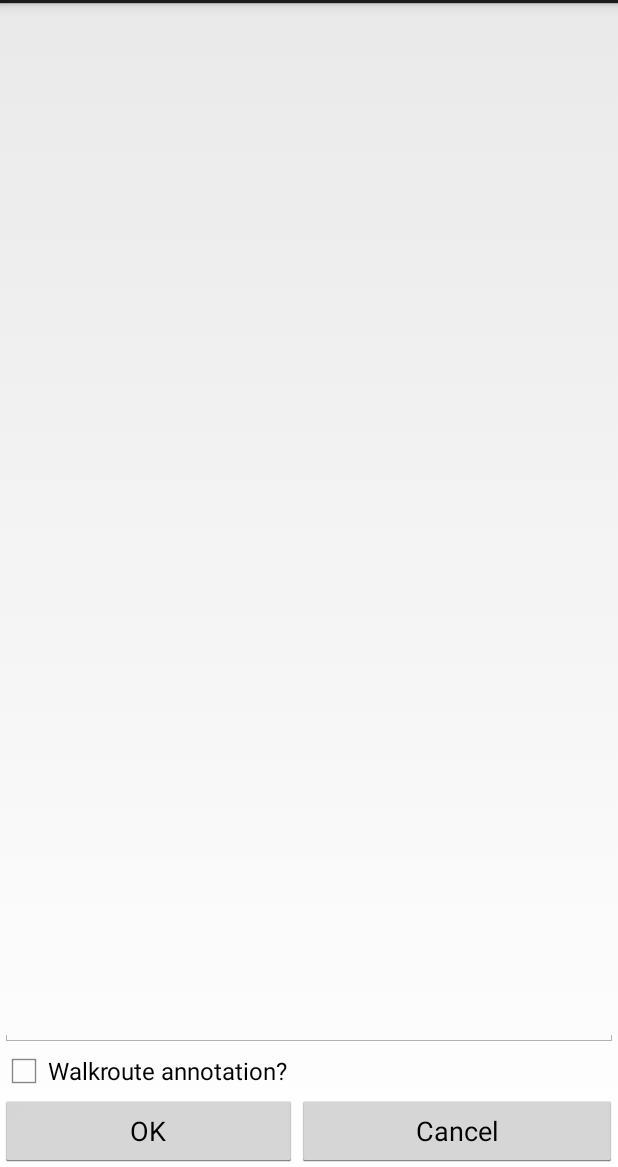
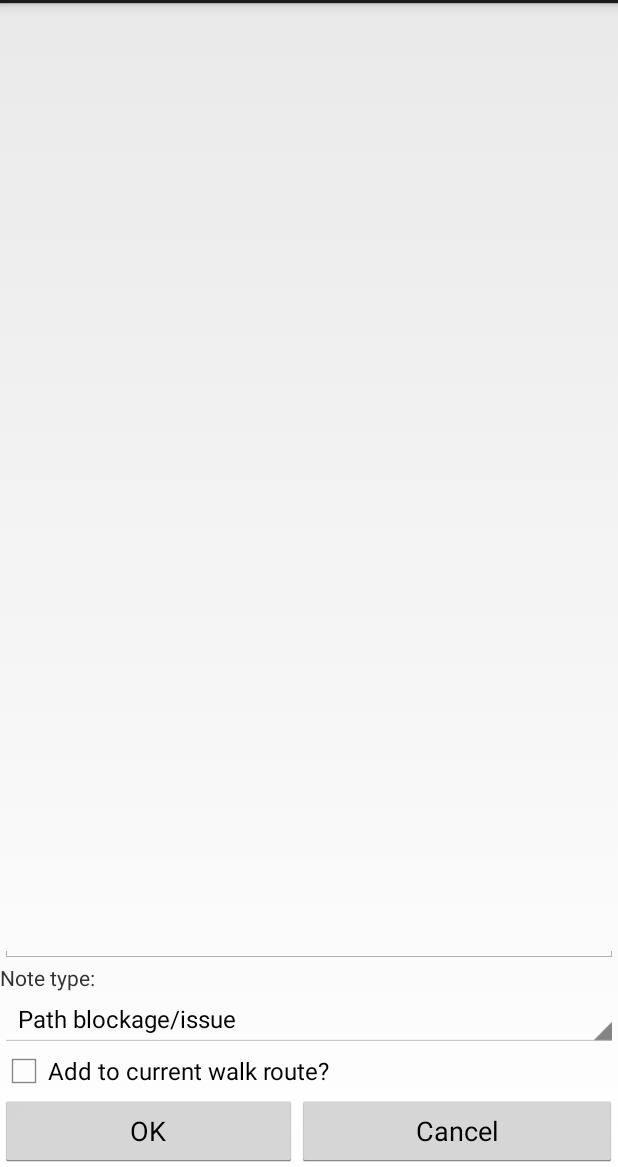
Before and after one commit to hXtreme/opentrail, an Android app: the layout inputannotation.xml on its own in the app's theme, with its tools: preview values and no code run, on a phone screen of 412 x 824 dp, the part 69-1236 px from its top. Run offline under Robolectric (Android 15) with nearby library versions, the phone set to English and light mode, and no system bars.

```diff
--- a/app/build.gradle
+++ b/app/build.gradle
@@ -29,7 +29,7 @@ dependencies {
 */
     compile fileTree (dir:'libs', include: ['*.jar'])
 
-    compile (name: 'Andromaps-debug', ext: 'aar')
+   compile (name: 'Andromaps-debug', ext: 'aar')
    // compile 'com.android.support:appcompat-v7:22.0.0'
 }
 
--- a/app/src/main/java/freemap/opentrail03/OpenTrail.java
+++ b/app/src/main/java/freemap/opentrail03/OpenTrail.java
@@ -13,6 +13,7 @@ import android.content.DialogInterface;
 import android.content.IntentFilter;
 import android.content.ServiceConnection;
 import android.content.SharedPreferences;
+import android.graphics.drawable.Drawable;
 import android.location.LocationManager;
 import android.media.Ringtone;
 import android.media.RingtoneManager;
@@ -152,7 +153,8 @@ public class OpenTrail extends Activity {
 
         overlayManager = new OverlayManager(this, mv, getResources().getDrawable(R.mipmap.person),
                 getResources().getDrawable(R.mipmap.marker),
-                getResources().getDrawable(R.mipmap.annotation),
+                new Drawable[] {getResources().getDrawable(R.mipmap.caution),
+                        getResources().getDrawable(R.mipmap.interest)},
                 proj);
 
         mapLocationProcessor = new MapLocationProcessorBR(new MapLocationProcessor.LocationReceiver() {
--- a/app/src/main/res/layout/inputannotation.xml
+++ b/app/src/main/res/layout/inputannotation.xml
@@ -2,7 +2,6 @@
 
   <RelativeLayout xmlns:android="http://schemas.android.com/apk/res/android"
   android:layout_width="fill_parent" android:layout_height="fill_parent">
-
 
 
 
@@ -27,13 +26,27 @@
   </TableLayout>
 
    <CheckBox android:text="@string/walkroute_annotation" android:layout_width="wrap_content" android:layout_height="wrap_content"
-       android:layout_above="@+id/tlInputAnnotation" android:id="@+id/chkbxWalkroute" android:checked="false" />
+       android:layout_above="@id/tlInputAnnotation" android:id="@+id/chkbxWalkroute" android:checked="false" />
 
-   <EditText android:layout_width="fill_parent"
+    <Spinner android:id="@+id/annotationType"
+        android:layout_width="match_parent"
+        android:layout_height="wrap_content"
+        android:entries="@array/annotationTypes"
+        android:prompt="@string/annotationTypePrompt"
+        android:layout_above="@id/chkbxWalkroute"/>
+
+    <TextView android:layout_width="match_parent"
+        android:layout_height="wrap_content"
+        android:text="@string/annotationType"
+        android:layout_above="@id/annotationType"
+         android:id="@+id/tvAnnotationType"
+        android:gravity="top"/>
+
+    <EditText android:layout_width="fill_parent"
   	android:layout_height="fill_parent"
   	android:inputType="text"
   	android:id = "@+id/etAnnotation"
-  	android:layout_above="@+id/chkbxWalkroute"
+  	android:layout_above="@id/tvAnnotationType"
   	android:layout_alignParentTop="true"
 
   	 />
--- /dev/null
+++ b/app/src/main/res/values/array.xml
@@ -0,0 +1,7 @@
+<?xml version="1.0" encoding="utf-8"?>
+<resources>
+    <string-array name="annotationTypes">
+        <item>Path blockage/issue</item>
+        <item>Path directions</item>
+    </string-array>
+</resources>
--- a/app/src/main/res/values/strings.xml
+++ b/app/src/main/res/values/strings.xml
@@ -4,13 +4,13 @@
     <string name="ok">OK</string>
     <string name="cancel">Cancel</string>
     <string name="gps_waiting">Waiting for GPS location..</string>
-    <string name="walkroute_annotation">Walkroute annotation?</string>
+    <string name="walkroute_annotation">Add to current walk route?</string>
     <string name="selectmapsource">Select map source"</string>
     <string name="mylocation">My Location"</string>
-    <string name="addannotation">Add annotation</string>
+    <string name="addannotation">Add note</string>
     <string name="settings">Settings</string>
     <string name="clearCache">Clear map cache now</string>
-    <string name="uploadsavedannotations">Upload saved annotations</string>
+    <string name="uploadsavedannotations">Upload saved notes</string>
     <string name="downloadpois">Download POIs</string>
     <string name="findnearbypois">Find nearby POIs</string>
     <string name="downloadwalkroutes">Download walk routes</string>
@@ -18,4 +18,6 @@
     <string name="recordwalkroute">Record walk route</string>
     <string name="uploadrecordedwalkroute">Upload recorded walk route</string>
     <string name="about">About OpenTrail</string>
+    <string name="annotationTypePrompt">Please select note type</string>
+    <string name="annotationType">Note type:</string>
 </resources>
```
Also changed, not shown: app/src/main/assets/freemap_v4.xml (+6 -1 lines), app/src/main/java/freemap/opentrail03/InputAnnotationActivity.java (+8 -4 lines), app/src/main/java/freemap/opentrail03/LocationDisplayer.java (deleted, +0 -69 lines), app/src/main/java/freemap/opentrail03/OverlayManager.java (+64 -75 lines), app/src/main/res/mipmap-hdpi/caution.png (added), app/src/main/res/mipmap-hdpi/interest.png (added), 1 other file.
